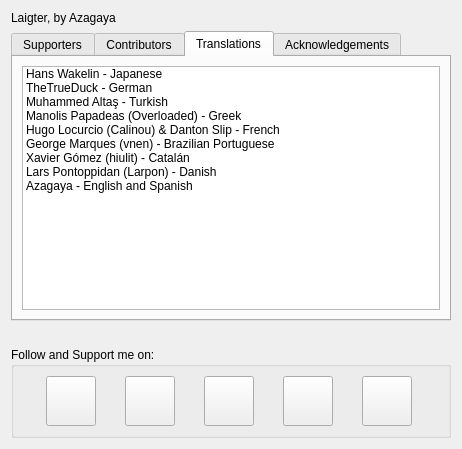
Before: the Qt Designer form gui/about_dialog.ui in azagaya/laigter, drawn with Qt 5.
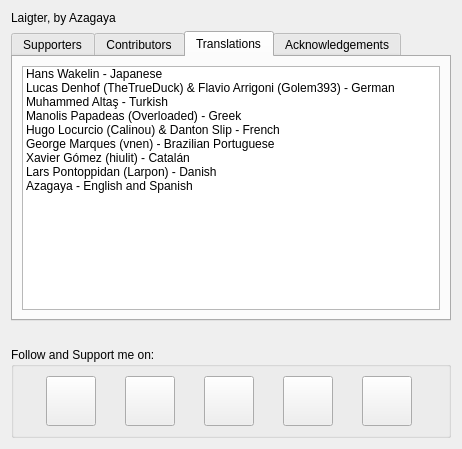
After: the same form once the commit is applied. The open tabs and pages were chosen to show the change. Icons and pictures are not drawn.

Commit message: change German Translation credits

What changed in the file:
```diff
--- a/gui/about_dialog.ui
+++ b/gui/about_dialog.ui
@@ -275,7 +275,7 @@
          </item>
          <item>
           <property name="text">
-           <string>TheTrueDuck - German</string>
+           <string>Lucas Denhof (TheTrueDuck) &amp; Flavio Arrigoni (Golem393) - German</string>
           </property>
          </item>
          <item>
```
Left out of the diff: 4 changed lines with no effect on the pictures.
